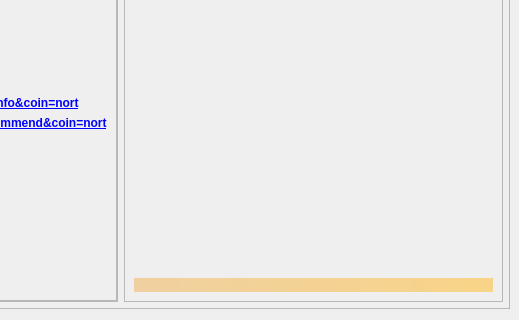
First picture: the form in src/qt/forms/overviewpage.ui, repository northern-community/Northern, before the edit; both pictures show x 459 to 978 and y 521 to 841 of the 978 by 841 pixel window.
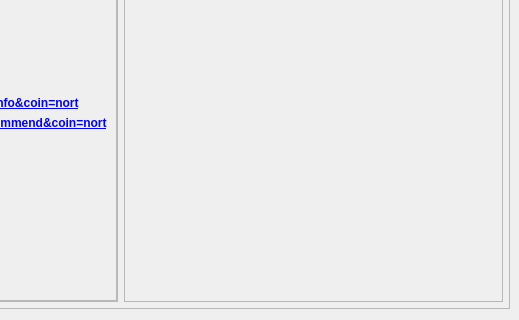
Second picture: the form after the edit.

Diff of the .ui file:
```diff
--- a/src/qt/forms/overviewpage.ui
+++ b/src/qt/forms/overviewpage.ui
@@ -994,7 +994,7 @@
                  <property name="frameShadow">
                   <enum>QFrame::Raised</enum>
                  </property>
-                 <layout class="QVBoxLayout" name="verticalLayout_1" stretch="0,0,0,0,0">
+                 <layout class="QVBoxLayout" name="verticalLayout_1" stretch="0,0,0,0">
                   <item>
                    <layout class="QHBoxLayout" name="horizontalLayout_2">
                     <item>
@@ -1111,28 +1111,6 @@
                     </property>
                    </spacer>
                   </item>
-                  <item>
-                   <widget class="QLabel" name="labelAlerts">
-                    <property name="maximumSize">
-                     <size>
-                      <width>16777215</width>
-                      <height>16777215</height>
-                     </size>
-                    </property>
-                    <property name="styleSheet">
-                     <string notr="true">background-color: qlineargradient(x1: 0, y1: 0, x2: 1, y2: 0, stop:0 #F0D0A0, stop:1 #F8D488); color:#000000;</string>
-                    </property>
-                    <property name="text">
-                     <string/>
-                    </property>
-                    <property name="wordWrap">
-                     <bool>true</bool>
-                    </property>
-                    <property name="margin">
-                     <number>3</number>
-                    </property>
-                   </widget>
-                  </item>
                  </layout>
                 </widget>
                </item>
```
